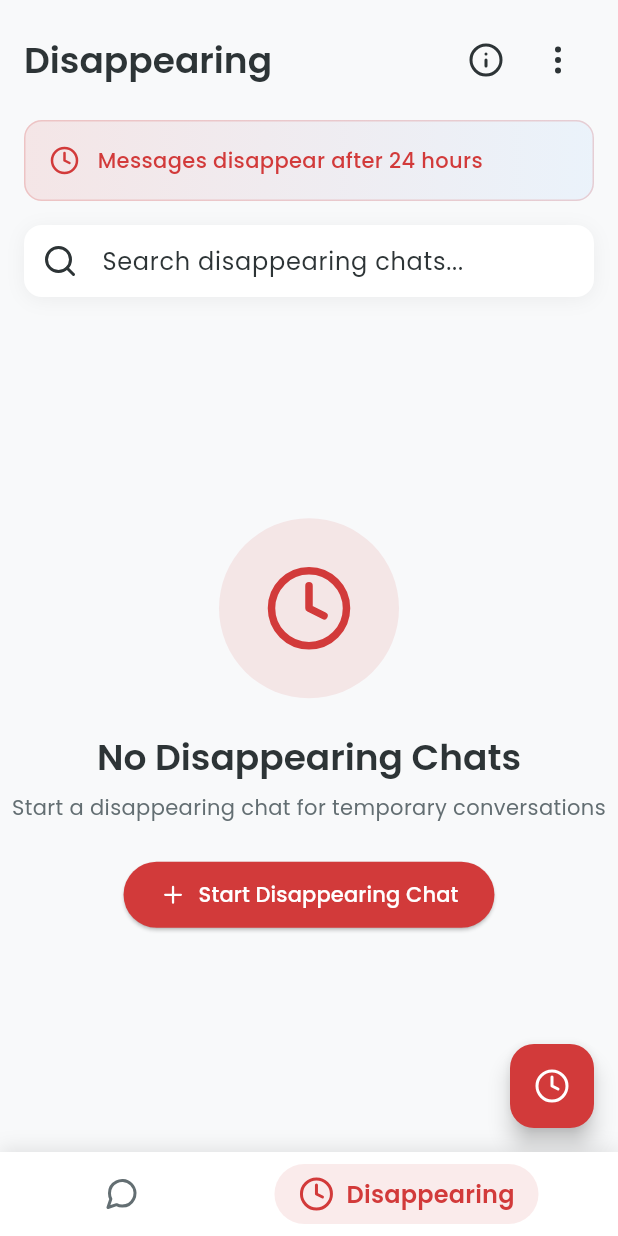
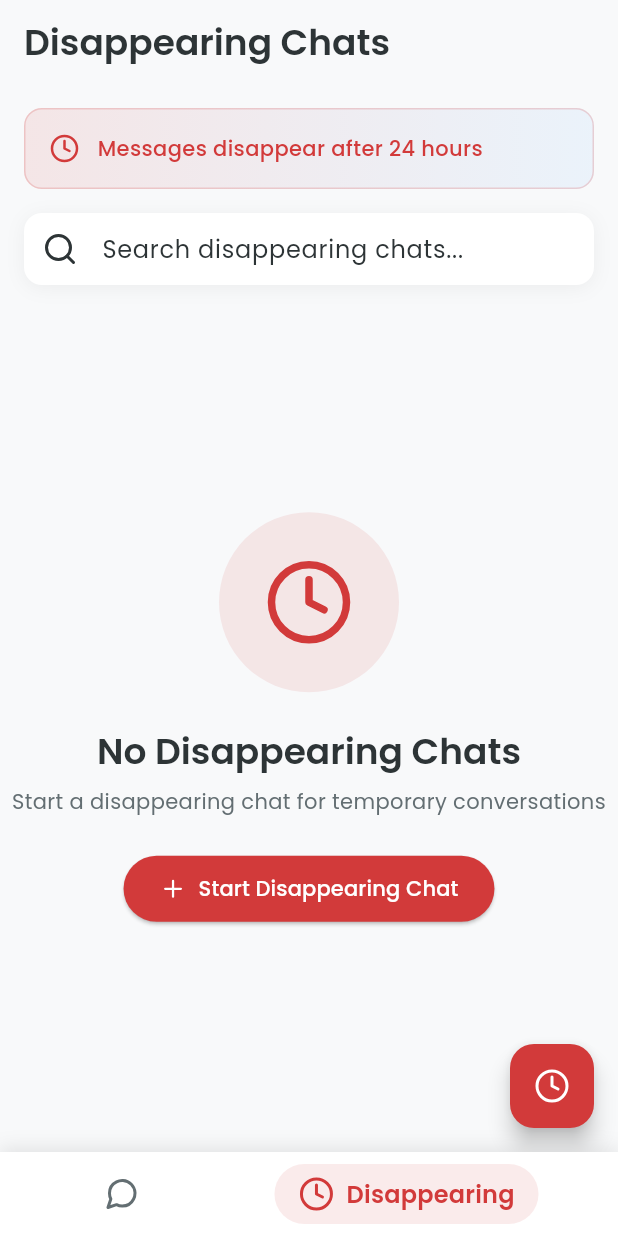
Before and after one commit to samvabya/rechat, a Flutter app: the screen it shows once a user with an empty profile is signed in, swiped to page 2, on a phone screen of 412 x 824 dp. Run offline on Flutter 3.47's test engine with Material 3 defaults, Android fonts, the phone set to English and light mode, and no system bars; our stand-ins replace flutter_dotenv, flutter_feather_icons, google_fonts, hive_flutter, supabase_flutter; accounts and stored records are empty; network calls fail.

Commit message:
chat improvements

```diff
--- a/lib/models/chat_model.dart
+++ b/lib/models/chat_model.dart
@@ -23,11 +23,11 @@ class ChatModel {
     this.hasChatted = false,
   });
 
-  factory ChatModel.fromMap(Map<String, dynamic> map, bool? hasChatted) {
+  factory ChatModel.fromMap(Map<String, dynamic> map, bool? hasChatted, String? lastMessage) {
     return ChatModel(
       id: map['id'] ?? '',
       name: map['name'] ?? 'User',
-      lastMessage: map['last_message'] ?? '',
+      lastMessage: lastMessage ?? '',
       time: formatTimeAgo(map['last_message_time']),
       avatarUrl: map['image'] ?? '',
       unreadCount: (map['unread_count'] ?? 0).toInt(),
--- a/lib/screens/disappearing_chats_screen.dart
+++ b/lib/screens/disappearing_chats_screen.dart
@@ -36,33 +36,18 @@ class _DisappearingChatsScreenState extends State<DisappearingChatsScreen> {
   @override
   Widget build(BuildContext context) {
     return Scaffold(
+      appBar: AppBar(
+        backgroundColor: Theme.of(context).scaffoldBackgroundColor,
+        elevation: 0,
+        automaticallyImplyLeading: true,
+        title: Text(
+          'Disappearing Chats',
+          style: Theme.of(context).textTheme.headlineMedium,
+        ),
+      ),
       body: SafeArea(
         child: Column(
           children: [
-            Container(
-              padding: const EdgeInsets.fromLTRB(16, 16, 16, 0),
-              child: Row(
-                mainAxisAlignment: MainAxisAlignment.spaceBetween,
-                children: [
-                  Text(
-                    'Disappearing',
-                    style: Theme.of(context).textTheme.headlineMedium,
-                  ),
-                  Row(
-                    children: [
-                      IconButton(
-                        icon: const Icon(FeatherIcons.info),
-                        onPressed: () => _showDisappearingInfo(context),
-                      ),
-                      IconButton(
-                        icon: const Icon(FeatherIcons.moreVertical),
-                        onPressed: () {},
-                      ),
-                    ],
-                  ),
-                ],
-              ),
-            ),
             _buildInfoBanner(),
             _buildSearchBar(),
             Expanded(
@@ -244,9 +229,7 @@ class _DisappearingChatsScreenState extends State<DisappearingChatsScreen> {
     );
   }
 
-  @override
-  void dispose() {
-    _searchController.dispose();
-    super.dispose();
+  void _showMoreOptions(BuildContext context) {
+    // More options implementation
   }
 }
--- a/lib/screens/home_screen.dart
+++ b/lib/screens/home_screen.dart
@@ -32,7 +32,8 @@ class _HomeScreenState extends State<HomeScreen> {
     });
 
     try {
-      final contacts = await SupabaseService.getChatContacts();
+      final supabaseService = SupabaseService();
+      final contacts = await supabaseService.getChatContacts();
       setState(() {
         _allContacts = contacts;
         _filteredContacts = contacts;
@@ -45,7 +46,6 @@ class _HomeScreenState extends State<HomeScreen> {
       _showErrorSnackBar('Failed to load contacts');
     }
   }
-
   void _filterContacts() {
     final query = _searchController.text.toLowerCase();
     setState(() {
```
Also changed, not shown: lib/screens/profile_screen.dart (+40 -8 lines), lib/services/supabase_service.dart (+52 -6 lines).
